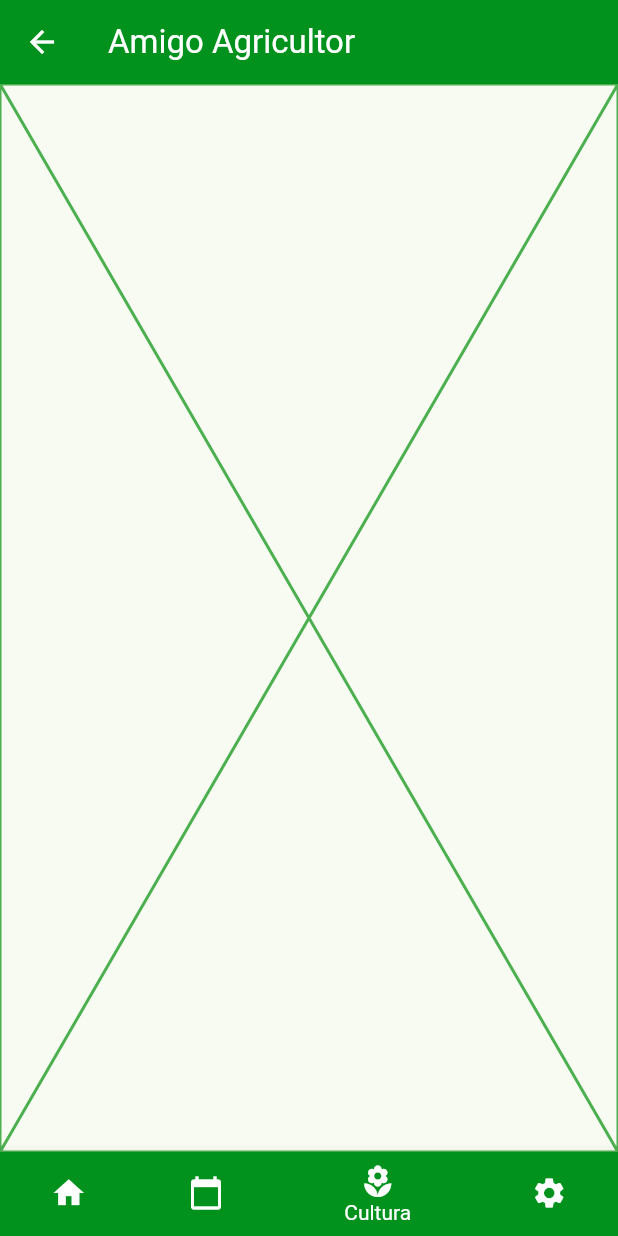
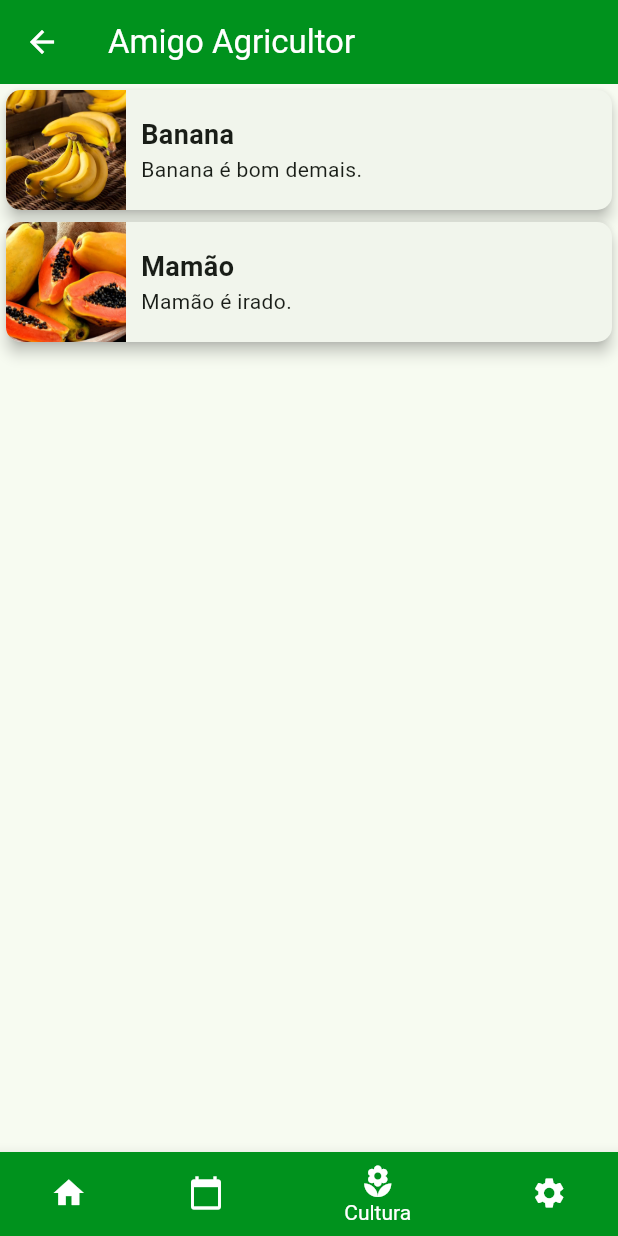
Before and after one commit to Israel-Silvestre/saar, a Flutter app: the HomePage screen opened directly, item 3 of the bottom bar chosen, on a phone screen of 412 x 824 dp. Run offline on Flutter 3.47's test engine with Material 2 defaults, Android fonts, the phone set to English and light mode, and no system bars; our stand-ins replace carousel_slider.

```diff
--- /dev/null
+++ b/lib/Pages/Fragments/culturas.dart
@@ -0,0 +1,90 @@
+import 'package:flutter/material.dart';
+
+class CultureWidget extends StatelessWidget {
+  @override
+  Widget build(BuildContext context) {
+    return Scaffold(
+      body: ListView(
+        children: [
+          CultureItem(
+            imagePath: 'assets/Culturas/banana.png',
+            name: 'Banana',
+            description: 'Banana é bom demais.',
+          ),
+          CultureItem(
+            imagePath: 'assets/Culturas/mamao.png', // Substitua pelo caminho da imagem da segunda cultura
+            name: 'Mamão',
+            description: 'Mamão é irado.',
+          ),
+          // Adicione mais instâncias do CultureItem com diferentes imagens, nomes e descrições, se necessário
+        ],
+      ),
+    );
+  }
+}
+
+class CultureItem extends StatelessWidget {
+  final String imagePath; // Caminho da imagem
+  final String name; // Nome da cultura
+  final String description; // Descrição breve da cultura
+
+  CultureItem({
+    required this.imagePath,
+    required this.name,
+    required this.description,
+  });
+
+  @override
+  Widget build(BuildContext context) {
+    return Card(
+      elevation: 4, // Sombra do card
+      shape: RoundedRectangleBorder(
+        borderRadius: BorderRadius.circular(10), // Borda arredondada
+      ),
+      margin: const EdgeInsets.all(4), // Margem entre os cards
+      child: Row(
+        children: [
+          // Espaço para a foto de perfil (centralizado à esquerda)
+          Container(
+            width: 80, // Largura da imagem
+            height: 80, // Altura da imagem
+            decoration: BoxDecoration(
+              image: DecorationImage(
+                image: AssetImage(imagePath),
+                fit: BoxFit.cover, // Preenche o espaço com a imagem
+              ),
+              borderRadius: BorderRadius.only(
+                topLeft: Radius.circular(10),
+                bottomLeft: Radius.circular(10),
+              ),
+            ),
+          ),
+          // Espaço para o nome e descrição (à direita da imagem)
+          Expanded(
+            child: Padding(
+              padding: const EdgeInsets.all(10),
+              child: Column(
+                crossAxisAlignment: CrossAxisAlignment.start,
+                children: [
+                  // Nome da cultura (estilo de título)
+                  Text(
+                    name,
+                    style: TextStyle(
+                      fontSize: 18,
+                      fontWeight: FontWeight.bold,
+                    ),
+                  ),
+                  // Descrição breve da cultura
+                  Text(
+                    description,
+                    style: TextStyle(fontSize: 14),
+                  ),
+                ],
+              ),
+            ),
+          ),
+        ],
+      ),
+    );
+  }
+}
--- a/lib/Pages/homepage.dart
+++ b/lib/Pages/homepage.dart
@@ -1,6 +1,7 @@
 import 'package:flutter/material.dart';
+import 'package:saar/Pages/Fragments/culturas.dart';
 import 'package:saar/Pages/Fragments/custom_card_widget.dart';
-import 'package:saar/Pages/Fragments/settings.dart'; // Importe a classe SettingsFragment
+import 'package:saar/Pages/Fragments/settings.dart';
 
 class HomePage extends StatefulWidget {
   @override
@@ -19,9 +20,7 @@ class _HomePageState extends State<HomePage> {
       color: Colors.green,
     ),
     // Página da fruta
-    const Placeholder(
-      color: Colors.green,
-    ),
+    CultureWidget(),
     // Página de configurações
     SettingsFragment(), // Adicione a classe SettingsFragment aqui
   ];
--- a/pubspec.yaml
+++ b/pubspec.yaml
@@ -30,6 +30,9 @@ environment:
 dependencies:
   flutter:
     sdk: flutter
+  flutter_datetime_picker: ^1.5.1
+  intl: ^0.17.0
+  carousel_slider: ^4.0.0
 
 
   # The following adds the Cupertino Icons font to your application.
@@ -62,6 +65,9 @@ flutter:
     - assets/logo.png
     - assets/Cards/mandioca.png
     - assets/Cards/algodao.png
+    - assets/Culturas/banana.png
+    - assets/Culturas/mamao.png
+    - assets/Culturas/mandioca.png
 
   # To add assets to your application, add an assets section, like this:
   # assets:
```
Also changed, not shown: lib/Pages/Fragments/months.dart (added, +122 -0 lines), lib/PopUps/MonthYearPicker.dart (added, +63 -0 lines), assets/Culturas/banana.png (added), assets/Culturas/mamao.png (added), assets/Culturas/mandioca.png (added), pubspec.lock.
